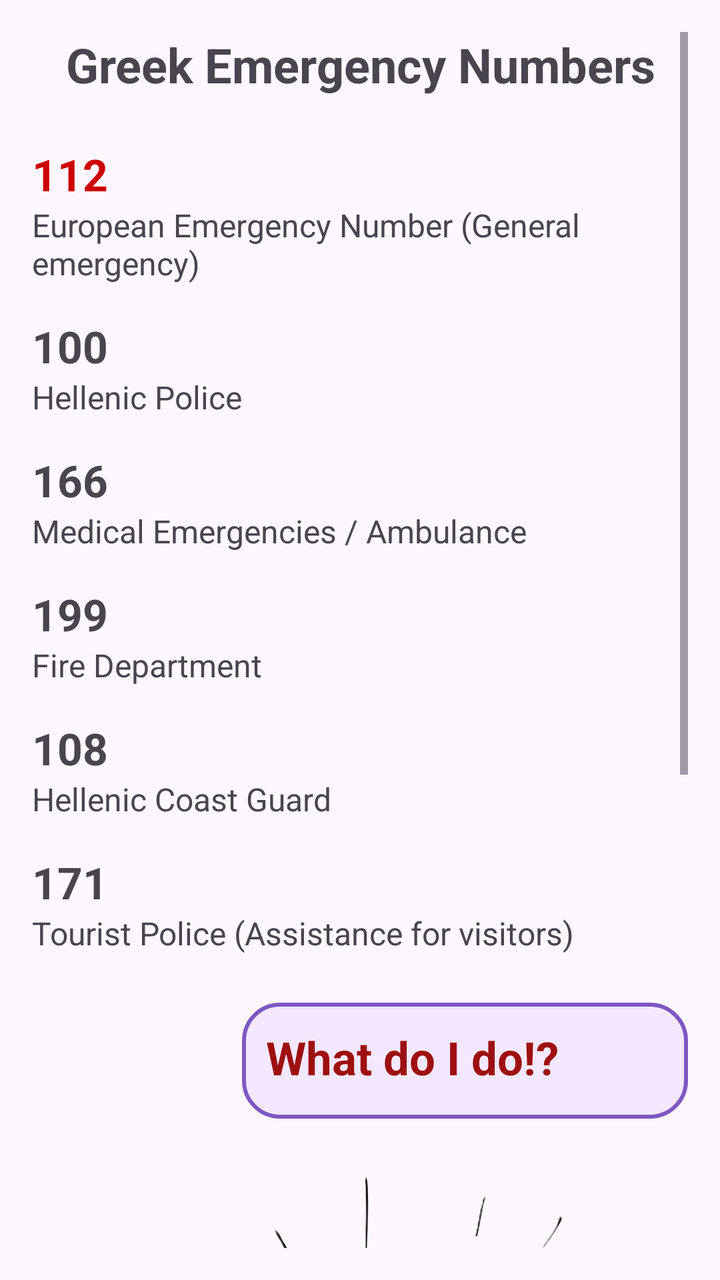
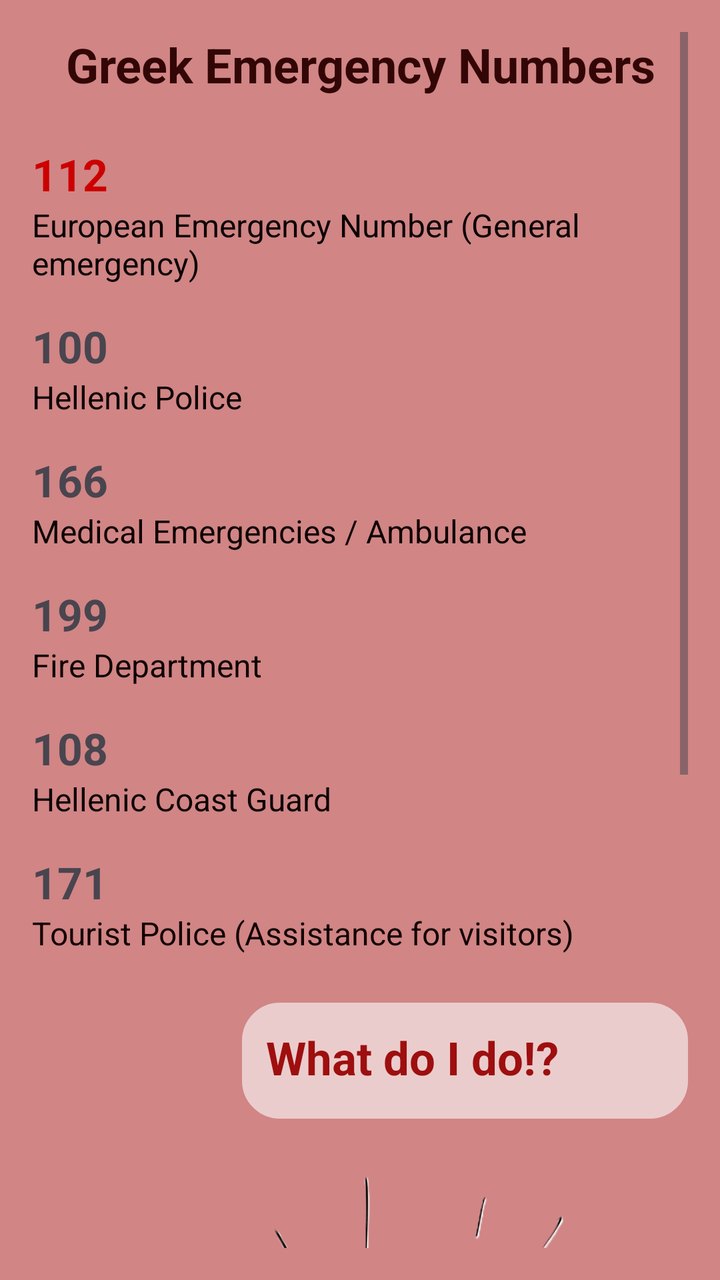

An Android layout rendered at two revisions. The XML below is the earlier revision; the diff shows what the commit changed to produce the second picture.
<!-- AndroidManifest.xml: application theme Theme.ErasmusBuddy -->
<!-- res/layout/activity_emergency.xml -->
<?xml version="1.0" encoding="utf-8"?>

<ScrollView xmlns:android="http://schemas.android.com/apk/res/android"
    android:layout_width="match_parent"
    android:layout_height="match_parent"
    android:padding="16dp">

    <LinearLayout
        android:layout_width="match_parent"
        android:layout_height="wrap_content"
        android:orientation="vertical">

        <TextView
            android:layout_width="match_parent"
            android:layout_height="wrap_content"
            android:text="@string/emergency_title"
            android:textSize="24sp"
            android:textStyle="bold"
            android:paddingBottom="24dp"
            android:textAlignment="center" />

        
        <TextView
            android:layout_width="match_parent"
            android:layout_height="wrap_content"
            android:text="112"
            android:textSize="22sp"
            android:textStyle="bold"
            android:textColor="@android:color/holo_red_dark" />
        <TextView
            android:layout_width="match_parent"
            android:layout_height="wrap_content"
            android:text="@string/emergency_112_desc"
            android:textSize="16sp"
            android:paddingBottom="16dp" />

        
        <TextView
            android:layout_width="match_parent"
            android:layout_height="wrap_content"
            android:text="100"
            android:textSize="22sp"
            android:textStyle="bold" />
        <TextView
            android:layout_width="match_parent"
            android:layout_height="wrap_content"
            android:text="@string/emergency_100_desc"
            android:textSize="16sp"
            android:paddingBottom="16dp" />

        
        <TextView
            android:layout_width="match_parent"
            android:layout_height="wrap_content"
            android:text="166"
            android:textSize="22sp"
            android:textStyle="bold" />
        <TextView
            android:layout_width="match_parent"
            android:layout_height="wrap_content"
            android:text="@string/emergency_166_desc"
            android:textSize="16sp"
            android:paddingBottom="16dp" />

        
        <TextView
            android:layout_width="match_parent"
            android:layout_height="wrap_content"
            android:text="199"
            android:textSize="22sp"
            android:textStyle="bold" />
        <TextView
            android:layout_width="match_parent"
            android:layout_height="wrap_content"
            android:text="@string/emergency_199_desc"
            android:textSize="16sp"
            android:paddingBottom="16dp" />

        <TextView
            android:layout_width="match_parent"
            android:layout_height="wrap_content"
            android:text="108"
            android:textSize="22sp"
            android:textStyle="bold" />
        <TextView
            android:layout_width="match_parent"
            android:layout_height="wrap_content"
            android:text="@string/emergency_108_desc"
            android:textSize="16sp"
            android:paddingBottom="16dp" />

        <TextView
            android:layout_width="match_parent"
            android:layout_height="wrap_content"
            android:text="171"
            android:textSize="22sp"
            android:textStyle="bold" />
        <TextView
            android:layout_width="match_parent"
            android:layout_height="wrap_content"
            android:text="@string/emergency_171_desc"
            android:textSize="16sp"
            android:paddingBottom="16dp" />

        <TextView
            android:layout_width="223dp"
            android:layout_height="58dp"
            android:layout_gravity="end"
            android:layout_marginTop="8dp"
            android:layout_marginBottom="0dp"
            android:background="@drawable/bubble_right"
            android:padding="12dp"
            android:text="@string/emergency_bubble_text"
            android:textColor="#9E0F0F"
            android:textSize="23sp"
            android:textStyle="bold" />

        <ImageView
            android:id="@+id/imgNewPhoto"
            android:layout_width="355dp"
            android:layout_height="469dp"
            android:layout_marginTop="10dp"
            android:layout_marginBottom="10dp"
            android:adjustViewBounds="true"
            android:scaleType="fitCenter"
            android:src="@drawable/persona_asustada" />

    </LinearLayout>
</ScrollView>
<!-- resources referenced by this layout -->
<resources>
  <!-- drawable bubble_right (drawable) -->
  <?xml version="1.0" encoding="utf-8"?>
  <shape xmlns:android="http://schemas.android.com/apk/res/android">
  
      <solid android:color="#F3E8FF"/>
  
      <corners android:radius="18dp"/>
  
      <stroke
          android:width="2dp"
          android:color="#7E57C2"/>
  
  </shape>
  <!-- drawable persona_asustada: webp bitmap (drawable, 111430 bytes) -->
  <string name="emergency_100_desc">Hellenic Police</string>
  <string name="emergency_108_desc">Hellenic Coast Guard</string>
  <string name="emergency_112_desc">European Emergency Number (General emergency)</string>
  <string name="emergency_166_desc">Medical Emergencies / Ambulance</string>
  <string name="emergency_171_desc">Tourist Police (Assistance for visitors)</string>
  <string name="emergency_199_desc">Fire Department</string>
  <string name="emergency_bubble_text">What do I do!?</string>
  <string name="emergency_title">Greek Emergency Numbers</string>
  <style name="Theme.ErasmusBuddy" parent="Base.Theme.ErasmusBuddy" />
  <style name="Base.Theme.ErasmusBuddy" parent="Theme.Material3.DayNight.NoActionBar">
          
          
      </style>
</resources>

<!-- the commit's change to res/layout/activity_emergency.xml (unified diff, before → after) -->
@@ -3,6 +3,7 @@
 <ScrollView xmlns:android="http://schemas.android.com/apk/res/android"
     android:layout_width="match_parent"
     android:layout_height="match_parent"
+    android:background="#D18585"
     android:padding="16dp">
 
     <LinearLayout
@@ -13,26 +14,29 @@
         <TextView
             android:layout_width="match_parent"
             android:layout_height="wrap_content"
+            android:paddingBottom="24dp"
             android:text="@string/emergency_title"
+            android:textAlignment="center"
+            android:textColor="#330606"
             android:textSize="24sp"
-            android:textStyle="bold"
-            android:paddingBottom="24dp"
-            android:textAlignment="center" />
+            android:textStyle="bold" />
 
         
         <TextView
             android:layout_width="match_parent"
             android:layout_height="wrap_content"
             android:text="112"
+            android:textColor="@android:color/holo_red_dark"
             android:textSize="22sp"
-            android:textStyle="bold"
-            android:textColor="@android:color/holo_red_dark" />
+            android:textStyle="bold" />
+
         <TextView
             android:layout_width="match_parent"
             android:layout_height="wrap_content"
+            android:paddingBottom="16dp"
             android:text="@string/emergency_112_desc"
-            android:textSize="16sp"
-            android:paddingBottom="16dp" />
+            android:textColor="#0B0000"
+            android:textSize="16sp" />
 
         
         <TextView
@@ -41,12 +45,14 @@
             android:text="100"
             android:textSize="22sp"
             android:textStyle="bold" />
+
         <TextView
             android:layout_width="match_parent"
             android:layout_height="wrap_content"
+            android:paddingBottom="16dp"
             android:text="@string/emergency_100_desc"
-            android:textSize="16sp"
-            android:paddingBottom="16dp" />
+            android:textColor="#0D0000"
+            android:textSize="16sp" />
 
         
         <TextView
@@ -55,12 +61,14 @@
             android:text="166"
             android:textSize="22sp"
             android:textStyle="bold" />
+
         <TextView
             android:layout_width="match_parent"
             android:layout_height="wrap_content"
+            android:paddingBottom="16dp"
             android:text="@string/emergency_166_desc"
-            android:textSize="16sp"
-            android:paddingBottom="16dp" />
+            android:textColor="#0F0000"
+            android:textSize="16sp" />
 
         
         <TextView
@@ -69,12 +77,14 @@
             android:text="199"
             android:textSize="22sp"
             android:textStyle="bold" />
+
         <TextView
             android:layout_width="match_parent"
             android:layout_height="wrap_content"
+            android:paddingBottom="16dp"
             android:text="@string/emergency_199_desc"
-            android:textSize="16sp"
-            android:paddingBottom="16dp" />
+            android:textColor="#0F0000"
+            android:textSize="16sp" />
 
         <TextView
             android:layout_width="match_parent"
@@ -82,12 +92,14 @@
             android:text="108"
             android:textSize="22sp"
             android:textStyle="bold" />
+
         <TextView
             android:layout_width="match_parent"
             android:layout_height="wrap_content"
+            android:paddingBottom="16dp"
             android:text="@string/emergency_108_desc"
-            android:textSize="16sp"
-            android:paddingBottom="16dp" />
+            android:textColor="#0D0000"
+            android:textSize="16sp" />
 
         <TextView
             android:layout_width="match_parent"
@@ -95,12 +107,14 @@
             android:text="171"
             android:textSize="22sp"
             android:textStyle="bold" />
+
         <TextView
             android:layout_width="match_parent"
             android:layout_height="wrap_content"
+            android:paddingBottom="16dp"
             android:text="@string/emergency_171_desc"
-            android:textSize="16sp"
-            android:paddingBottom="16dp" />
+            android:textColor="#140000"
+            android:textSize="16sp" />
 
         <TextView
             android:layout_width="223dp"
@@ -109,6 +123,7 @@
             android:layout_marginTop="8dp"
             android:layout_marginBottom="0dp"
             android:background="@drawable/bubble_right"
+            android:backgroundTint="#EBCCCC"
             android:padding="12dp"
             android:text="@string/emergency_bubble_text"
             android:textColor="#9E0F0F"
